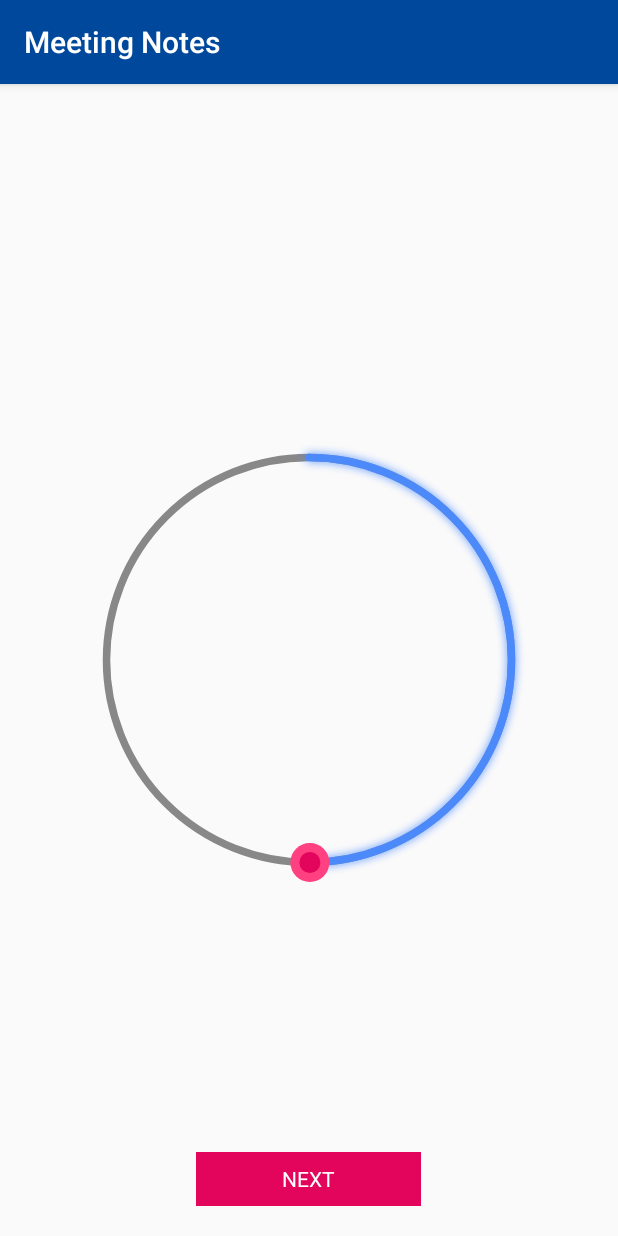
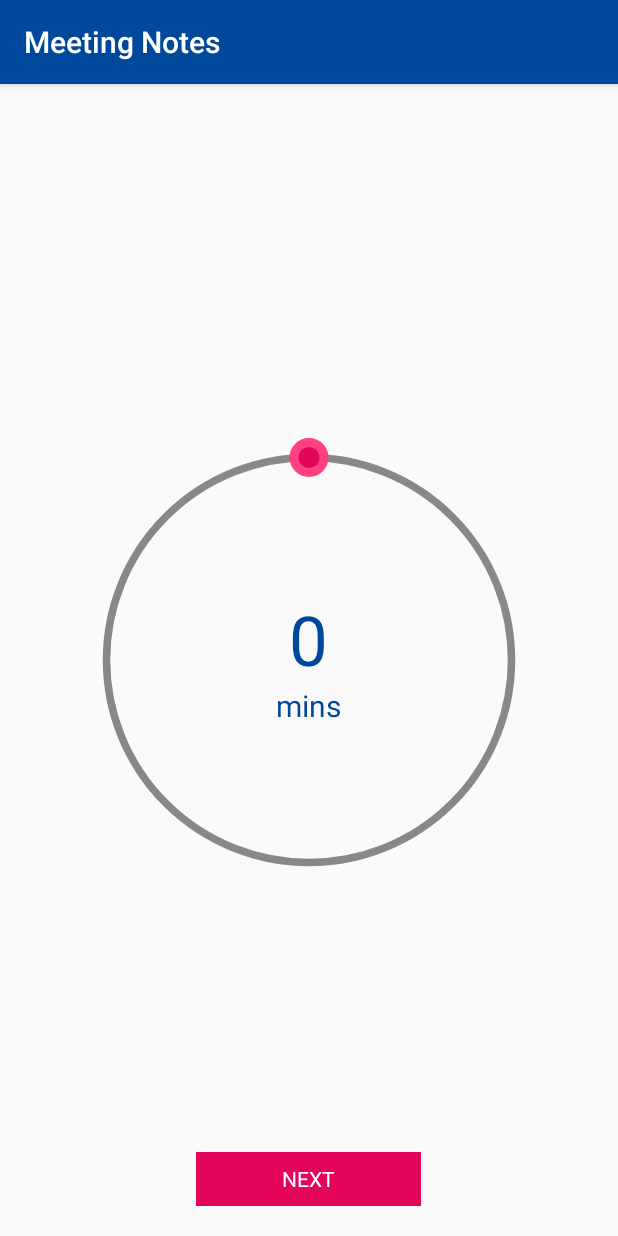
Before and after one commit to sriraminnominds/SpeechToTextAzure, an Android app: the fragment SelectTimeFragment shown on its own in the app's theme, on a phone screen of 412 x 824 dp. Run offline under Robolectric (Android 15) with nearby library versions, the light colour scheme and no system bars; 2 statements that could not run were skipped.

Commit message:
select time functionality added

```diff
--- a/app/src/main/AndroidManifest.xml
+++ b/app/src/main/AndroidManifest.xml
@@ -13,6 +13,7 @@
     <uses-permission android:name="android.permission.READ_EXTERNAL_STORAGE"/>
 
     <application
+        android:name=".poc.data.POCApplication"
         android:allowBackup="true"
         android:icon="@mipmap/ic_launcher"
         android:label="@string/app_name"
--- a/app/src/main/java/com/sample/microsoft/stt/poc/ui/SelectTimeFragment.java
+++ b/app/src/main/java/com/sample/microsoft/stt/poc/ui/SelectTimeFragment.java
@@ -6,16 +6,22 @@ import android.view.LayoutInflater;
 import android.view.MenuItem;
 import android.view.View;
 import android.view.ViewGroup;
+import android.widget.TextView;
 
 import com.sample.microsoft.stt.R;
 import com.sample.microsoft.stt.poc.BaseFragment;
 import com.sample.microsoft.stt.poc.MicrosoftLandingActivity;
+import com.sample.microsoft.stt.poc.data.POCApplication;
+import com.sample.microsoft.stt.poc.ui.custom.CircularSeekBar;
 
 /**
  * Created by sgarimella on 25/09/17.
  */
 
-public class SelectTimeFragment extends BaseFragment implements View.OnClickListener {
+public class SelectTimeFragment extends BaseFragment implements View.OnClickListener, CircularSeekBar.OnCircularSeekBarChangeListener {
+    private TextView mProgressView;
+    private CircularSeekBar mSeekbar;
+
     @Nullable
     @Override
     public View onCreateView(LayoutInflater inflater, @Nullable ViewGroup container, @Nullable Bundle savedInstanceState) {
@@ -32,13 +38,18 @@ public class SelectTimeFragment extends BaseFragment implements View.OnClickList
     }
 
     private void initialiseViews(View view) {
+        mProgressView = view.findViewById(R.id.progress);
+        mSeekbar = view.findViewById(R.id.seekbar);
+
         view.findViewById(R.id.next).setOnClickListener(this);
+        mSeekbar.setOnSeekBarChangeListener(this);
     }
 
     @Override
     public void onClick(View view) {
         switch (view.getId()) {
             case R.id.next:
+                ((POCApplication) getActivity().getApplication()).setRecordTime(mSeekbar.getProgress());
                 ((MicrosoftLandingActivity) getActivity()).setFragment(new SelectTitleFragment());
                 break;
         }
@@ -55,4 +66,19 @@ public class SelectTimeFragment extends BaseFragment implements View.OnClickList
                 return super.onOptionsItemSelected(item);
         }
     }
+
+    @Override
+    public void onProgressChanged(CircularSeekBar circularSeekBar, int progress, boolean fromUser) {
+        mProgressView.setText(String.valueOf(progress));
+    }
+
+    @Override
+    public void onStopTrackingTouch(CircularSeekBar seekBar) {
+
+    }
+
+    @Override
+    public void onStartTrackingTouch(CircularSeekBar seekBar) {
+
+    }
 }
--- a/app/src/main/res/layout/fragment_documents_list.xml
+++ b/app/src/main/res/layout/fragment_documents_list.xml
@@ -15,7 +15,7 @@
         android:layout_gravity="bottom|end"
         android:layout_marginBottom="@dimen/dimen_10"
         android:layout_marginRight="@dimen/dimen_10"
-        android:src="@android:drawable/ic_input_add"
+        android:src="@mipmap/ic_add"
         app:elevation="6dp"
         app:pressedTranslationZ="12dp"/>
 
--- a/app/src/main/res/layout/fragment_select_time.xml
+++ b/app/src/main/res/layout/fragment_select_time.xml
@@ -18,6 +18,10 @@
         android:text="@string/next"
         android:textColor="@color/white"/>
 
+    <RelativeLayout
+        android:layout_width="match_parent"
+        android:layout_height="wrap_content">
+
         <com.sample.microsoft.stt.poc.ui.custom.CircularSeekBar
             android:id="@+id/seekbar"
             android:layout_width="wrap_content"
@@ -32,8 +36,31 @@
             app:pointer_alpha_ontouch="100"
             app:pointer_color="@color/mode_bg"
             app:pointer_halo_color="@color/colorAccent"
-        app:progress="25"
+            app:progress="0"
             app:start_angle="270"
             app:use_custom_radii="true"/>
 
+        <LinearLayout
+            android:layout_width="match_parent"
+            android:layout_height="match_parent"
+            android:gravity="center"
+            android:orientation="vertical">
+
+            <TextView
+                android:id="@+id/progress"
+                android:layout_width="wrap_content"
+                android:layout_height="wrap_content"
+                android:text="0"
+                android:textColor="@color/colorPrimary"
+                android:textSize="46sp"/>
+
+            <TextView
+                android:layout_width="wrap_content"
+                android:layout_height="wrap_content"
+                android:text="mins"
+                android:textColor="@color/colorPrimary"
+                android:textSize="20sp"/>
+        </LinearLayout>
     </RelativeLayout>
+
+</RelativeLayout>
```
Also changed, not shown: app/src/main/java/com/sample/microsoft/stt/poc/data/POCApplication.java (added, +19 -0 lines), app/src/main/res/mipmap-xhdpi/ic_add.png (added). Lines whose indentation alone changed are shown as unchanged.
